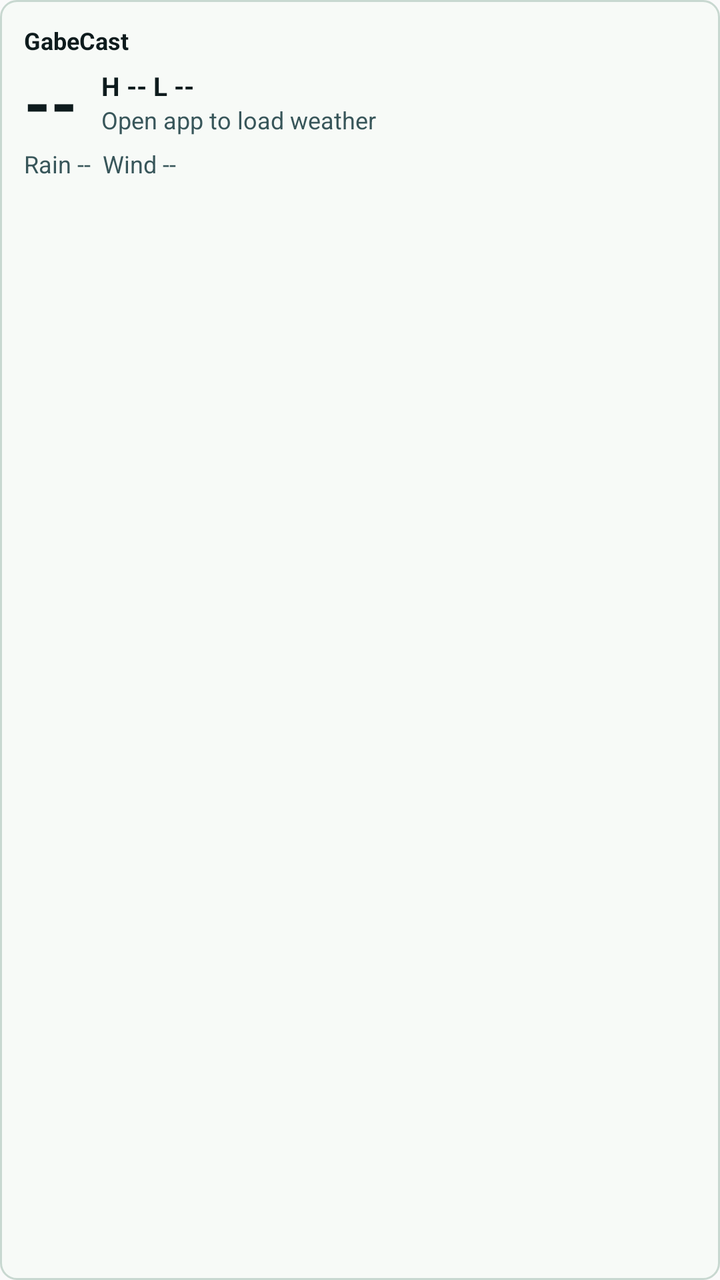
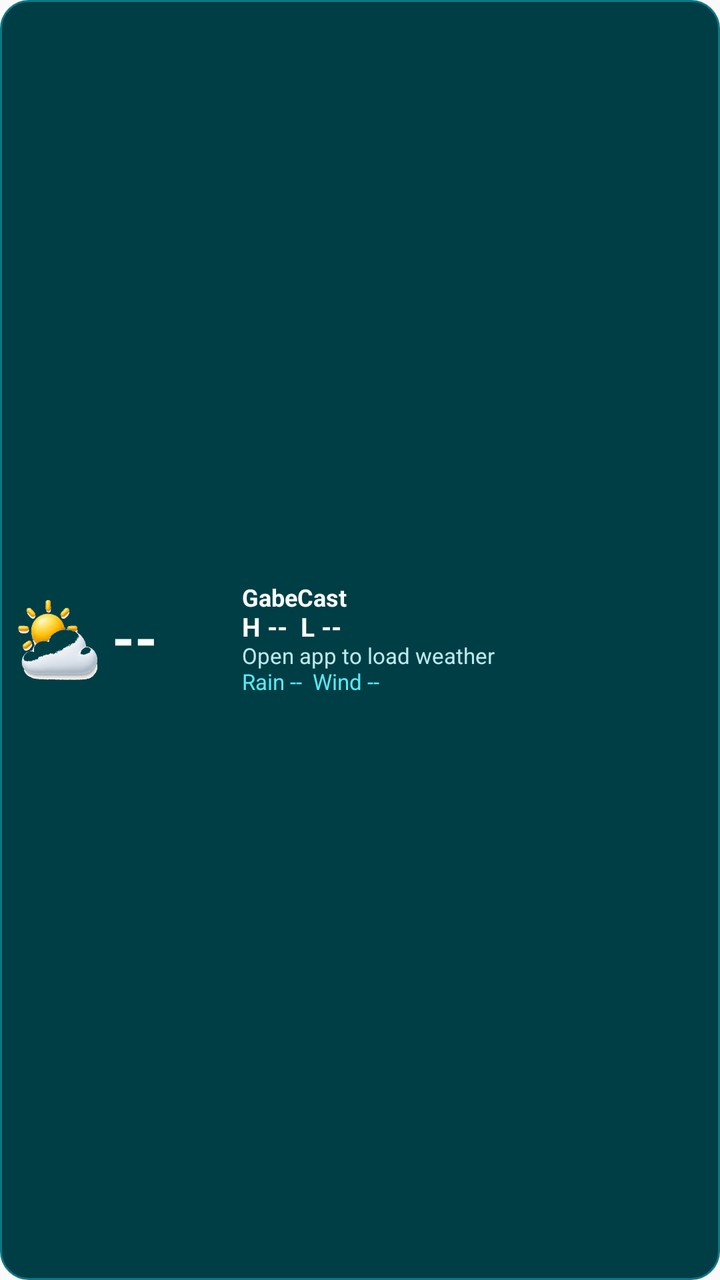

The first picture is an Android layout as it rendered before a commit; the second is the same layout after the commit. The layout source and the unified diff follow.
<!-- AndroidManifest.xml: application theme Theme.GabeCast -->
<!-- res/layout/widget_detailed_weather.xml -->
<?xml version="1.0" encoding="utf-8"?>
<LinearLayout xmlns:android="http://schemas.android.com/apk/res/android"
    android:id="@+id/widget_root"
    android:layout_width="match_parent"
    android:layout_height="match_parent"
    android:background="@drawable/widget_background"
    android:orientation="vertical"
    android:padding="12dp">

    <TextView
        android:id="@+id/widget_location"
        android:layout_width="match_parent"
        android:layout_height="wrap_content"
        android:ellipsize="end"
        android:maxLines="1"
        android:text="GabeCast"
        android:textColor="#0E1B1D"
        android:textSize="12sp"
        android:textStyle="bold" />

    <LinearLayout
        android:layout_width="match_parent"
        android:layout_height="wrap_content"
        android:gravity="center_vertical"
        android:orientation="horizontal">

        <TextView
            android:id="@+id/widget_temp"
            android:layout_width="wrap_content"
            android:layout_height="wrap_content"
            android:text="--"
            android:textColor="#0E1B1D"
            android:textSize="34sp"
            android:textStyle="bold" />

        <LinearLayout
            android:layout_width="0dp"
            android:layout_height="wrap_content"
            android:layout_marginStart="12dp"
            android:layout_weight="1"
            android:orientation="vertical">

            <TextView
                android:id="@+id/widget_high_low"
                android:layout_width="match_parent"
                android:layout_height="wrap_content"
                android:text="H -- L --"
                android:textColor="#0E1B1D"
                android:textSize="13sp"
                android:textStyle="bold" />

            <TextView
                android:id="@+id/widget_condition"
                android:layout_width="match_parent"
                android:layout_height="wrap_content"
                android:ellipsize="end"
                android:maxLines="1"
                android:text="Open app to load weather"
                android:textColor="#38565A"
                android:textSize="12sp" />
        </LinearLayout>
    </LinearLayout>

    <TextView
        android:id="@+id/widget_precip_wind"
        android:layout_width="match_parent"
        android:layout_height="wrap_content"
        android:ellipsize="end"
        android:maxLines="1"
        android:text="Rain --  Wind --"
        android:textColor="#38565A"
        android:textSize="12sp" />
</LinearLayout>
<!-- resources referenced by this layout -->
<resources>
  <!-- drawable widget_background (drawable) -->
  <?xml version="1.0" encoding="utf-8"?>
  <shape xmlns:android="http://schemas.android.com/apk/res/android">
      <solid android:color="#F7FAF7" />
      <corners android:radius="8dp" />
      <stroke
          android:width="1dp"
          android:color="#C8D8D0" />
  </shape>
  <style name="Theme.GabeCast" parent="android:style/Theme.Material.Light.NoActionBar">
          <item name="android:windowActionBar">false</item>
          <item name="android:windowNoTitle">true</item>
          <item name="android:windowLightStatusBar">true</item>
          <item name="android:statusBarColor">@android:color/transparent</item>
          <item name="android:navigationBarColor">@android:color/transparent</item>
      </style>
</resources>

<!-- the commit's change to res/layout/widget_detailed_weather.xml (unified diff, before → after) -->
@@ -4,70 +4,88 @@
     android:layout_width="match_parent"
     android:layout_height="match_parent"
     android:background="@drawable/widget_background"
-    android:orientation="vertical"
-    android:padding="12dp">
-
-    <TextView
-        android:id="@+id/widget_location"
-        android:layout_width="match_parent"
-        android:layout_height="wrap_content"
-        android:ellipsize="end"
-        android:maxLines="1"
-        android:text="GabeCast"
-        android:textColor="#0E1B1D"
-        android:textSize="12sp"
-        android:textStyle="bold" />
+    android:gravity="center_vertical"
+    android:orientation="horizontal"
+    android:padding="9dp">
 
     <LinearLayout
-        android:layout_width="match_parent"
+        android:layout_width="104dp"
         android:layout_height="wrap_content"
         android:gravity="center_vertical"
         android:orientation="horizontal">
+
+        <ImageView
+            android:id="@+id/widget_icon"
+            android:layout_width="40dp"
+            android:layout_height="40dp"
+            android:contentDescription="Weather"
+            android:scaleType="fitCenter"
+            android:src="@drawable/ic_weather_partly_cloudy" />
 
         <TextView
             android:id="@+id/widget_temp"
             android:layout_width="wrap_content"
             android:layout_height="wrap_content"
+            android:layout_marginStart="7dp"
+            android:includeFontPadding="false"
             android:text="--"
-            android:textColor="#0E1B1D"
-            android:textSize="34sp"
+            android:textColor="#F8FFFF"
+            android:textSize="29sp"
+            android:textStyle="bold" />
+    </LinearLayout>
+
+    <LinearLayout
+        android:layout_width="0dp"
+        android:layout_height="wrap_content"
+        android:layout_marginStart="8dp"
+        android:layout_weight="1"
+        android:gravity="center_vertical"
+        android:orientation="vertical">
+
+        <TextView
+            android:id="@+id/widget_location"
+            android:layout_width="match_parent"
+            android:layout_height="wrap_content"
+            android:ellipsize="end"
+            android:includeFontPadding="false"
+            android:maxLines="1"
+            android:text="GabeCast"
+            android:textColor="#F8FFFF"
+            android:textSize="12sp"
             android:textStyle="bold" />
 
-        <LinearLayout
-            android:layout_width="0dp"
+        <TextView
+            android:id="@+id/widget_high_low"
+            android:layout_width="match_parent"
             android:layout_height="wrap_content"
-            android:layout_marginStart="12dp"
-            android:layout_weight="1"
-            android:orientation="vertical">
+            android:ellipsize="end"
+            android:includeFontPadding="false"
+            android:maxLines="1"
+            android:text="H --  L --"
+            android:textColor="#F8FFFF"
+            android:textSize="13sp"
+            android:textStyle="bold" />
 
-            <TextView
-                android:id="@+id/widget_high_low"
-                android:layout_width="match_parent"
-                android:layout_height="wrap_content"
-                android:text="H -- L --"
-                android:textColor="#0E1B1D"
-                android:textSize="13sp"
-                android:textStyle="bold" />
+        <TextView
+            android:id="@+id/widget_condition"
+            android:layout_width="match_parent"
+            android:layout_height="wrap_content"
+            android:ellipsize="end"
+            android:includeFontPadding="false"
+            android:maxLines="1"
+            android:text="Open app to load weather"
+            android:textColor="#BCE9EC"
+            android:textSize="11sp" />
 
-            <TextView
-                android:id="@+id/widget_condition"
-                android:layout_width="match_parent"
-                android:layout_height="wrap_content"
-                android:ellipsize="end"
-                android:maxLines="1"
-                android:text="Open app to load weather"
-                android:textColor="#38565A"
-                android:textSize="12sp" />
-        </LinearLayout>
+        <TextView
+            android:id="@+id/widget_precip_wind"
+            android:layout_width="match_parent"
+            android:layout_height="wrap_content"
+            android:ellipsize="end"
+            android:includeFontPadding="false"
+            android:maxLines="1"
+            android:text="Rain --  Wind --"
+            android:textColor="#5BE9F2"
+            android:textSize="11sp" />
     </LinearLayout>
-
-    <TextView
-        android:id="@+id/widget_precip_wind"
-        android:layout_width="match_parent"
-        android:layout_height="wrap_content"
-        android:ellipsize="end"
-        android:maxLines="1"
-        android:text="Rain --  Wind --"
-        android:textColor="#38565A"
-        android:textSize="12sp" />
 </LinearLayout>
<!-- resource entries referenced after the edit -->
@@ -1,13 +1,14 @@
 <!-- resources referenced by this layout -->
 <resources>
+  <!-- drawable ic_weather_partly_cloudy: png bitmap (drawable-nodpi, 65106 bytes) -->
   <!-- drawable widget_background (drawable) -->
   <?xml version="1.0" encoding="utf-8"?>
   <shape xmlns:android="http://schemas.android.com/apk/res/android">
-      <solid android:color="#F7FAF7" />
-      <corners android:radius="8dp" />
+      <solid android:color="#003E46" />
+      <corners android:radius="14dp" />
       <stroke
           android:width="1dp"
-          android:color="#C8D8D0" />
+          android:color="#0B7782" />
   </shape>
   <style name="Theme.GabeCast" parent="android:style/Theme.Material.Light.NoActionBar">
           <item name="android:windowActionBar">false</item>
